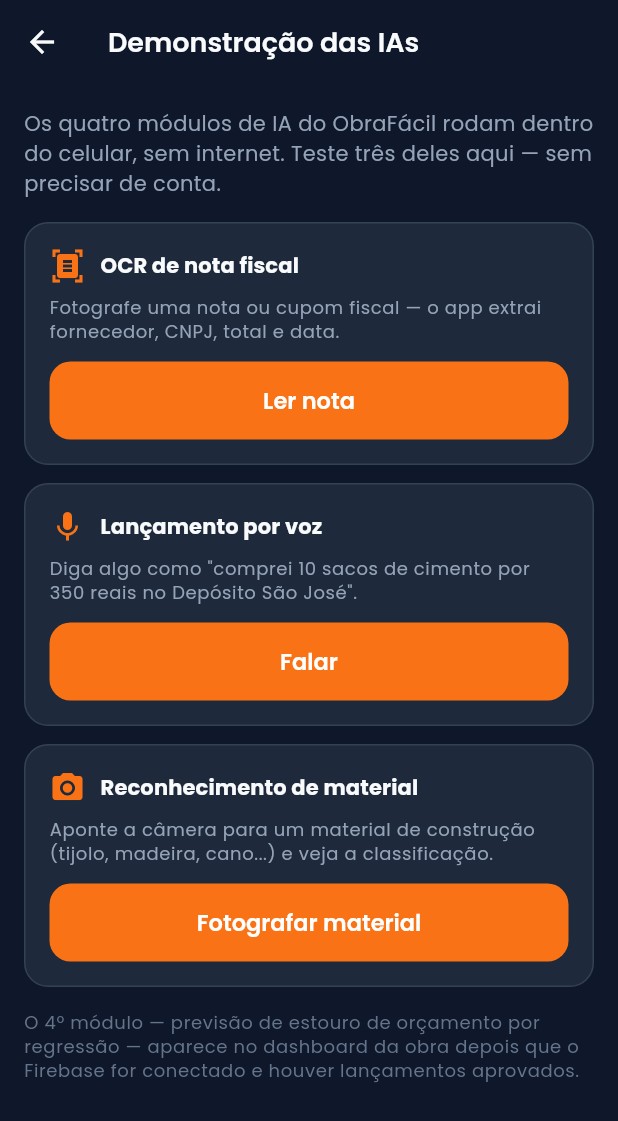
After one commit to LucasMueller134/Obrafacil, a Flutter app: the screen it shows after launch, after a tap on "Testar as IAs sem conta (demonstração)", on a phone screen of 412 x 824 dp. The commit adds this screen. Shown: the top 1121 px of the screen. Run offline on Flutter 3.47's test engine with Material 3 defaults, Android fonts, the phone set to English and light mode, and no system bars; our stand-ins replace cached_network_image, cloud_firestore, firebase_auth, firebase_core, fl_chart, go_router and 4 more; missing offline and left inert: google_mlkit_image_labeling, google_mlkit_text_recognition; accounts and stored records are empty.

Commit message:
CI: build de APK no GitHub Actions (scaffold gerado no runner) + tela de demonstração das IAs sem login

```diff
--- a/obra_facil/lib/screens/configuracao_pendente_screen.dart
+++ b/obra_facil/lib/screens/configuracao_pendente_screen.dart
@@ -2,6 +2,7 @@ import 'package:flutter/material.dart';
 
 import '../constants/app_colors.dart';
 import '../constants/app_theme.dart';
+import 'demo_ia_screen.dart';
 
 /// Mostrada quando o firebase_options.dart ainda tem placeholders —
 /// orienta a configurar o projeto em vez de quebrar com erro de conexão.
@@ -58,6 +59,18 @@ class ConfiguracaoPendenteApp extends StatelessWidget {
                   'do seu projeto. Depois é só rodar o app de novo.',
                   style: TextStyle(color: AppColors.textoSecundario),
                 ),
+                const SizedBox(height: 24),
+                Builder(
+                  builder: (ctx) => OutlinedButton.icon(
+                    onPressed: () => Navigator.of(ctx).push(
+                      MaterialPageRoute(
+                          builder: (_) => const DemoIaScreen()),
+                    ),
+                    icon: const Icon(Icons.auto_awesome),
+                    label:
+                        const Text('Testar as IAs sem conta (demonstração)'),
+                  ),
+                ),
                 const Spacer(flex: 2),
               ],
             ),
--- /dev/null
+++ b/obra_facil/lib/screens/demo_ia_screen.dart
@@ -0,0 +1,406 @@
+import 'package:flutter/material.dart';
+import 'package:image_picker/image_picker.dart';
+
+import '../constants/app_colors.dart';
+import '../services/ia/material_vision_service.dart';
+import '../services/ia/ocr_nota_service.dart';
+import '../services/ia/voz_service.dart';
+import '../utils/formatters.dart';
+
+/// Demonstração das IAs on-device — funciona sem login e sem internet.
+/// Acessível pela tela de configuração pendente, para testar o app
+/// antes mesmo de conectar o Firebase.
+class DemoIaScreen extends StatefulWidget {
+  const DemoIaScreen({super.key});
+
+  @override
+  State<DemoIaScreen> createState() => _DemoIaScreenState();
+}
+
+class _DemoIaScreenState extends State<DemoIaScreen> {
+  final _ocr = OcrNotaService();
+  final _voz = VozService();
+
+  NotaFiscalExtraida? _nota;
+  bool _lendoNota = false;
+
+  String _transcricao = '';
+  LancamentoPorVoz? _interpretado;
+  bool _ouvindo = false;
+
+  List<MaterialDetectado>? _materiais;
+  bool _reconhecendo = false;
+
+  @override
+  void dispose() {
+    _ocr.dispose();
+    super.dispose();
+  }
+
+  Future<void> _demonstrarOcr() async {
+    final origem = await showModalBottomSheet<ImageSource>(
+      context: context,
+      builder: (ctx) => SafeArea(
+        child: Column(
+          mainAxisSize: MainAxisSize.min,
+          children: [
+            ListTile(
+              leading: const Icon(Icons.photo_camera),
+              title: const Text('Tirar foto da nota'),
+              onTap: () => Navigator.pop(ctx, ImageSource.camera),
+            ),
+            ListTile(
+              leading: const Icon(Icons.photo_library),
+              title: const Text('Escolher da galeria'),
+              onTap: () => Navigator.pop(ctx, ImageSource.gallery),
+            ),
+          ],
+        ),
+      ),
+    );
+    if (origem == null) return;
+    final xfile = await ImagePicker()
+        .pickImage(source: origem, imageQuality: 92, maxWidth: 2200);
+    if (xfile == null || !mounted) return;
+
+    setState(() => _lendoNota = true);
+    try {
+      final nota = await _ocr.lerNota(xfile.path);
+      if (mounted) setState(() => _nota = nota);
+    } finally {
+      if (mounted) setState(() => _lendoNota = false);
+    }
+  }
+
+  Future<void> _demonstrarVoz() async {
+    final ok = await _voz.inicializar();
+    if (!mounted) return;
+    if (!ok) {
+      ScaffoldMessenger.of(context).showSnackBar(const SnackBar(
+          content: Text('Reconhecimento de voz indisponível — '
+              'verifique a permissão do microfone.')));
+      return;
+    }
+    setState(() {
+      _ouvindo = true;
+      _transcricao = '';
+      _interpretado = null;
+    });
+    await _voz.ouvir((texto, finalizou) {
+      if (!mounted) return;
+      setState(() {
+        _transcricao = texto;
+        if (finalizou) {
+          _ouvindo = false;
+          if (texto.trim().isNotEmpty) {
+            _interpretado = VozService.interpretar(texto);
+          }
+        }
+      });
+    });
+  }
+
+  Future<void> _pararVoz() async {
+    await _voz.parar();
+    if (!mounted) return;
+    setState(() {
+      _ouvindo = false;
+      if (_transcricao.trim().isNotEmpty) {
+        _interpretado = VozService.interpretar(_transcricao);
+      }
+    });
+  }
+
+  Future<void> _demonstrarVisao() async {
+    final xfile = await ImagePicker()
+        .pickImage(source: ImageSource.camera, imageQuality: 90, maxWidth: 1600);
+    if (xfile == null || !mounted) return;
+
+    setState(() => _reconhecendo = true);
+    final visao = MaterialVisionService();
+    try {
+      final detectados = await visao.reconhecer(xfile.path);
+      if (mounted) setState(() => _materiais = detectados);
+    } finally {
+      visao.dispose();
+      if (mounted) setState(() => _reconhecendo = false);
+    }
+  }
+
+  @override
+  Widget build(BuildContext context) {
+    return Scaffold(
+      appBar: AppBar(title: const Text('Demonstração das IAs')),
+      body: ListView(
+        padding: const EdgeInsets.all(16),
+        children: [
+          Text(
+            'Os quatro módulos de IA do ObraFácil rodam dentro do celular, '
+            'sem internet. Teste três deles aqui — sem precisar de conta.',
+            style: Theme.of(context)
+                .textTheme
+                .bodyMedium
+                ?.copyWith(color: AppColors.textoSecundario),
+          ),
+          const SizedBox(height: 16),
+
+          // ------------------------------------------------------- OCR
+          _CartaoDemo(
+            icone: Icons.document_scanner,
+            titulo: 'OCR de nota fiscal',
+            descricao: 'Fotografe uma nota ou cupom fiscal — o app extrai '
+                'fornecedor, CNPJ, total e data.',
+            botao: 'Ler nota',
+            carregando: _lendoNota,
+            onPressed: _demonstrarOcr,
+            resultado: _nota == null
+                ? null
+                : Column(
+                    crossAxisAlignment: CrossAxisAlignment.start,
+                    children: [
+                      _Linha('Fornecedor', _nota!.fornecedorNome ?? '—'),
+                      _Linha('CNPJ', _nota!.cnpj ?? '—'),
+                      _Linha(
+                          'Total',
+                          _nota!.valorTotal != null
+                              ? Formatters.moeda(_nota!.valorTotal!)
+                              : '—'),
+                      _Linha(
+                          'Data',
+                          _nota!.data != null
+                              ? Formatters.data(_nota!.data!)
+                              : '—'),
+                      if (!_nota!.encontrouAlgo)
+                        const Padding(
+                          padding: EdgeInsets.only(top: 6),
+                          child: Text(
+                            'Nada reconhecido — tente uma foto mais nítida, '
+                            'bem iluminada e sem inclinação.',
+                            style: TextStyle(
+                                fontSize: 12, color: AppColors.alerta),
+                          ),
+                        ),
+                    ],
+                  ),
+          ),
+          const SizedBox(height: 12),
+
+          // ------------------------------------------------------- Voz
+          _CartaoDemo(
+            icone: Icons.mic,
+            titulo: 'Lançamento por voz',
+            descricao: 'Diga algo como "comprei 10 sacos de cimento por 350 '
+                'reais no Depósito São José".',
+            botao: _ouvindo ? 'Parar' : 'Falar',
+            carregando: false,
+            onPressed: _ouvindo ? _pararVoz : _demonstrarVoz,
+            resultado: _transcricao.isEmpty && _interpretado == null
+                ? null
+                : Column(
+                    crossAxisAlignment: CrossAxisAlignment.start,
+                    children: [
+                      if (_transcricao.isNotEmpty)
+                        Padding(
+                          padding: const EdgeInsets.only(bottom: 6),
+                          child: Text(
+                            '"$_transcricao"',
+                            style: const TextStyle(
+                                fontStyle: FontStyle.italic,
+                                color: AppColors.amareloCapacete),
+                          ),
+                        ),
+                      if (_ouvindo)
+                        const Text('Ouvindo…',
+                            style: TextStyle(
+                                fontSize: 12,
+                                color: AppColors.textoSecundario)),
+                      if (_interpretado != null) ...[
+                        _Linha('Descrição', _interpretado!.descricao),
+                        _Linha(
+                            'Valor',
+                            _interpretado!.valor != null
+                                ? Formatters.moeda(_interpretado!.valor!)
+                                : '—'),
+                        _Linha('Categoria', _interpretado!.categoria.label),
+                        _Linha('Fornecedor',
+                            _interpretado!.fornecedorNome ?? '—'),
+                      ],
+                    ],
+                  ),
+          ),
+          const SizedBox(height: 12),
+
+          // ----------------------------------------------------- Visão
+          _CartaoDemo(
+            icone: Icons.camera_alt,
+            titulo: 'Reconhecimento de material',
+            descricao: 'Aponte a câmera para um material de construção '
+                '(tijolo, madeira, cano...) e veja a classificação.',
+            botao: 'Fotografar material',
+            carregando: _reconhecendo,
+            onPressed: _demonstrarVisao,
+            resultado: _materiais == null
+                ? null
+                : _materiais!.isEmpty
+                    ? const Text(
+                        'Nenhum material de construção reconhecido nesta foto.',
+                        style:
+                            TextStyle(fontSize: 12, color: AppColors.alerta),
+                      )
+                    : Column(
+                        crossAxisAlignment: CrossAxisAlignment.start,
+                        children: [
+                          for (final m in _materiais!)
+                            Padding(
+                              padding:
+                                  const EdgeInsets.symmetric(vertical: 3),
+                              child: Row(
+                                children: [
+                                  Expanded(child: Text(m.material)),
+                                  SizedBox(
+                                    width: 90,
+                                    child: ClipRRect(
+                                      borderRadius:
+                                          BorderRadius.circular(4),
+                                      child: LinearProgressIndicator(
+                                        value: m.confianca,
+                                        minHeight: 8,
+                                      ),
+                                    ),
+                                  ),
+                                  const SizedBox(width: 8),
+                                  Text(
+                                    '${(m.confianca * 100).toStringAsFixed(0)}%',
+                                    style: const TextStyle(fontSize: 12),
+                                  ),
+                                ],
+                              ),
+                            ),
+                        ],
+                      ),
+          ),
+          const SizedBox(height: 16),
+          Text(
+            'O 4º módulo — previsão de estouro de orçamento por regressão — '
+            'aparece no dashboard da obra depois que o Firebase for conectado '
+            'e houver lançamentos aprovados.',
+            style: Theme.of(context)
+                .textTheme
+                .bodySmall
+                ?.copyWith(color: AppColors.textoDesabilitado),
+          ),
+        ],
+      ),
+    );
+  }
+}
+
+class _CartaoDemo extends StatelessWidget {
+  final IconData icone;
+  final String titulo;
+  final String descricao;
+  final String botao;
+  final bool carregando;
+  final VoidCallback onPressed;
+  final Widget? resultado;
+
+  const _CartaoDemo({
+    required this.icone,
+    required this.titulo,
+    required this.descricao,
+    required this.botao,
+    required this.carregando,
+    required this.onPressed,
+    this.resultado,
+  });
+
+  @override
+  Widget build(BuildContext context) {
+    return Container(
+      padding: const EdgeInsets.all(16),
+      decoration: BoxDecoration(
+        color: AppColors.superficie,
+        borderRadius: BorderRadius.circular(16),
+        border: Border.all(color: AppColors.borda),
+      ),
+      child: Column(
+        crossAxisAlignment: CrossAxisAlignment.start,
+        children: [
+          Row(
+            children: [
+              Icon(icone, color: AppColors.laranja),
+              const SizedBox(width: 10),
+              Expanded(
+                child: Text(titulo,
+                    style: Theme.of(context)
+                        .textTheme
+                        .titleSmall
+                        ?.copyWith(fontWeight: FontWeight.w700)),
+              ),
+            ],
+          ),
+          const SizedBox(height: 8),
+          Text(descricao,
+              style: Theme.of(context)
+                  .textTheme
+                  .bodySmall
+                  ?.copyWith(color: AppColors.textoSecundario)),
+          const SizedBox(height: 12),
+          ElevatedButton(
+            onPressed: carregando ? null : onPressed,
+            child: carregando
+                ? const SizedBox(
+                    width: 20,
+                    height: 20,
+                    child: CircularProgressIndicator(
+                        strokeWidth: 2.5, color: Colors.white),
+                  )
+                : Text(botao),
+          ),
+          if (resultado != null) ...[
+            const SizedBox(height: 12),
+            Container(
+              width: double.infinity,
+              padding: const EdgeInsets.all(12),
+              decoration: BoxDecoration(
+                color: AppColors.fundo,
+                borderRadius: BorderRadius.circular(12),
+              ),
+              child: resultado,
+            ),
+          ],
+        ],
+      ),
+    );
+  }
+}
+
+class _Linha extends StatelessWidget {
+  final String rotulo;
+  final String valor;
+
+  const _Linha(this.rotulo, this.valor);
+
+  @override
+  Widget build(BuildContext context) {
+    return Padding(
+      padding: const EdgeInsets.symmetric(vertical: 2),
+      child: Row(
+        crossAxisAlignment: CrossAxisAlignment.start,
+        children: [
+          SizedBox(
+            width: 100,
+            child: Text(rotulo,
+                style: const TextStyle(
+                    fontSize: 12, color: AppColors.textoSecundario)),
+          ),
+          Expanded(
+            child: Text(valor,
+                style: const TextStyle(
+                    fontSize: 13, fontWeight: FontWeight.w600)),
+          ),
+        ],
+      ),
+    );
+  }
+}
--- a/obra_facil/lib/screens/estoque/estoque_screen.dart
+++ b/obra_facil/lib/screens/estoque/estoque_screen.dart
@@ -211,6 +211,10 @@ class _FormEstoqueState extends State<_FormEstoque> {
   bool _reconhecendo = false;
   String? _resultadoVisao;
 
+  /// Controller interno do campo visível do Autocomplete — necessário para
+  /// refletir o material reconhecido pela câmera na tela.
+  TextEditingController? _campoMaterialVisivel;
+
   @override
   void dispose() {
     _materialCtrl.dispose();
@@ -243,6 +247,7 @@ class _FormEstoqueState extends State<_FormEstoque> {
         } else {
           final melhor = detectados.first;
           _materialCtrl.text = melhor.material;
+          _campoMaterialVisivel?.text = melhor.material;
           _resultadoVisao =
               'Reconhecido: ${melhor.material} '
               '(${(melhor.confianca * 100).toStringAsFixed(0)}% de confiança'
@@ -310,12 +315,12 @@ class _FormEstoqueState extends State<_FormEstoque> {
                     onSelected: (v) => _materialCtrl.text = v,
                     fieldViewBuilder:
                         (context, ctrl, focus, onSubmit) {
-                      ctrl.addListener(
-                          () => _materialCtrl.text = ctrl.text);
+                      _campoMaterialVisivel = ctrl;
                       return TextFormField(
                         controller: ctrl,
                         focusNode: focus,
                         textCapitalization: TextCapitalization.sentences,
+                        onChanged: (v) => _materialCtrl.text = v,
                         decoration: const InputDecoration(
                             labelText: 'Material'),
                         validator: (v) =>
--- a/obra_facil/lib/screens/relatorios/relatorio_screen.dart
+++ b/obra_facil/lib/screens/relatorios/relatorio_screen.dart
@@ -67,8 +67,7 @@ class _RelatorioScreenState extends State<RelatorioScreen> {
             IconButton(
               tooltip: 'Compartilhar',
               icon: const Icon(Icons.share),
-              onPressed: () => SharePlus.instance
-                  .share(ShareParams(text: _relatorio!)),
+              onPressed: () => Share.share(_relatorio!),
             ),
         ],
       ),
```
Also changed, not shown: 1 other file.
